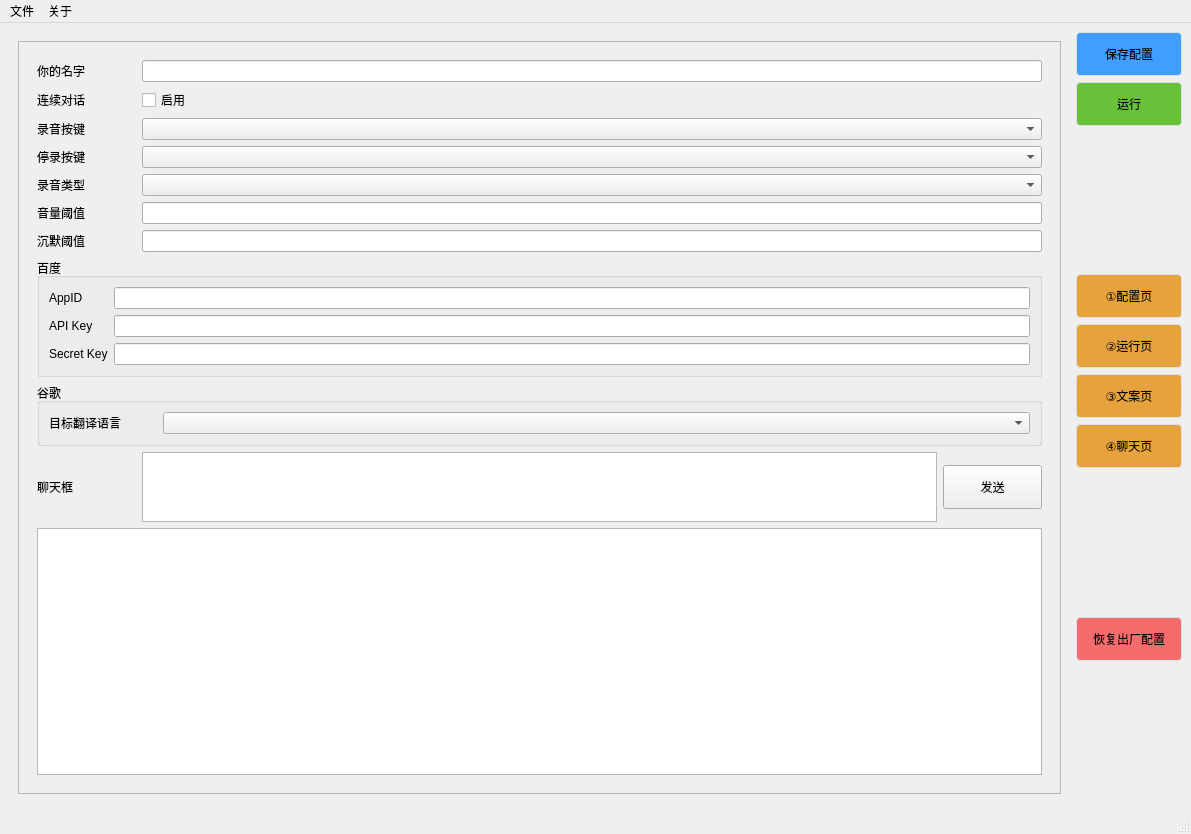
sandboxdream/AI-Vtuber, file ui/main.ui: the form before one commit.
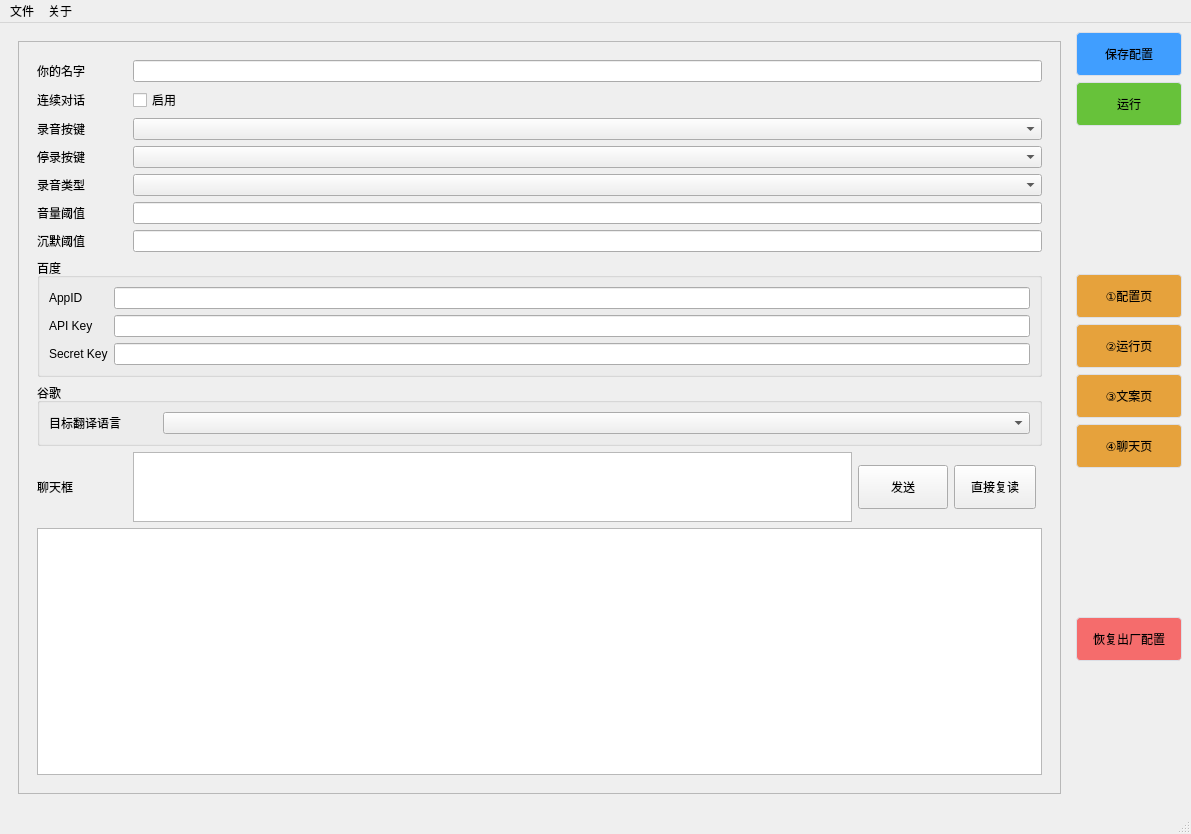
The form after the commit. The open tabs and pages were chosen to show the change.

Commit message: 聊天页 支持直接合成复读内容，适用于直播中有人值守时直接进行交流。

Patch:
```diff
--- a/ui/main.ui
+++ b/ui/main.ui
@@ -134,7 +134,7 @@
            <property name="geometry">
             <rect>
              <x>0</x>
-             <y>-6139</y>
+             <y>0</y>
              <width>980</width>
              <height>8234</height>
             </rect>
@@ -2852,34 +2852,16 @@
            <property name="geometry">
             <rect>
              <x>0</x>
-             <y>0</y>
-             <width>328</width>
+             <y>-182</y>
+             <width>963</width>
              <height>919</height>
             </rect>
            </property>
            <layout class="QVBoxLayout" name="verticalLayout_3">
             <item>
              <widget class="QWidget" name="widget_2" native="true">
-              <layout class="QGridLayout" name="gridLayout_40" rowstretch="1,1,1,1,1,1,1,1,1,1,5,0" columnstretch="1,8,1" rowminimumheight="1,1,1,1,1,1,1,1,1,1,1,0">
-               <item row="6" column="1" colspan="2">
-                <widget class="QLineEdit" name="lineEdit_talk_silence_threshold"/>
-               </item>
-               <item row="9" column="2">
-                <widget class="QPushButton" name="pushButton_talk_chat_box_send">
-                 <property name="cursor">
-                  <cursorShape>PointingHandCursor</cursorShape>
-                 </property>
-                 <property name="styleSheet">
-                  <string notr="true">text-align: center;
-padding: 12px 16px;
-font: 80 10pt &quot;微软雅黑&quot;;</string>
-                 </property>
-                 <property name="text">
-                  <string>发送</string>
-                 </property>
-                </widget>
-               </item>
-               <item row="8" column="0" colspan="3">
+              <layout class="QGridLayout" name="gridLayout_40" rowstretch="1,1,1,1,1,1,1,1,1,1,5,0" columnstretch="1,8,1,0,0,0,0" rowminimumheight="1,1,1,1,1,1,1,1,1,1,1,0">
+               <item row="8" column="0" colspan="5">
                 <widget class="QGroupBox" name="groupBox_talk_google">
                  <property name="title">
                   <string>谷歌</string>
@@ -2898,23 +2880,45 @@
                  </layout>
                 </widget>
                </item>
-               <item row="4" column="1" colspan="2">
-                <widget class="QComboBox" name="comboBox_talk_type"/>
+               <item row="4" column="0">
+                <widget class="QLabel" name="label_talk_type">
+                 <property name="text">
+                  <string>录音类型</string>
+                 </property>
+                </widget>
                </item>
-               <item row="5" column="1" colspan="2">
+               <item row="5" column="0">
+                <widget class="QLabel" name="label_talk_volume_threshold">
+                 <property name="text">
+                  <string>音量阈值</string>
+                 </property>
+                </widget>
+               </item>
+               <item row="0" column="0">
+                <widget class="QLabel" name="label_talk_username">
+                 <property name="text">
+                  <string>你的名字</string>
+                 </property>
+                </widget>
+               </item>
+               <item row="1" column="0">
+                <widget class="QLabel" name="label_talk_continuous_talk">
+                 <property name="text">
+                  <string>连续对话</string>
+                 </property>
+                </widget>
+               </item>
+               <item row="5" column="1" colspan="4">
                 <widget class="QLineEdit" name="lineEdit_talk_volume_threshold"/>
                </item>
-               <item row="0" column="1" colspan="2">
-                <widget class="QLineEdit" name="lineEdit_talk_username"/>
-               </item>
-               <item row="9" column="0">
-                <widget class="QLabel" name="label_talk_chat_box">
+               <item row="2" column="0">
+                <widget class="QLabel" name="label_talk_trigger_key">
                  <property name="text">
-                  <string>聊天框</string>
+                  <string>录音按键</string>
                  </property>
                 </widget>
                </item>
-               <item row="7" column="0" colspan="3">
+               <item row="7" column="0" colspan="5">
                 <widget class="QGroupBox" name="groupBox_talk_baidu">
                  <property name="title">
                   <string>百度</string>
@@ -2953,24 +2957,10 @@
                  </layout>
                 </widget>
                </item>
-               <item row="9" column="1">
-                <widget class="QTextEdit" name="textEdit_talk_chat_box"/>
+               <item row="4" column="1" colspan="4">
+                <widget class="QComboBox" name="comboBox_talk_type"/>
                </item>
-               <item row="4" column="0">
-                <widget class="QLabel" name="label_talk_type">
-                 <property name="text">
-                  <string>录音类型</string>
-                 </property>
-                </widget>
-               </item>
-               <item row="6" column="0">
-                <widget class="QLabel" name="label_talk_silence_threshold">
-                 <property name="text">
-                  <string>沉默阈值</string>
-                 </property>
-                </widget>
-               </item>
-               <item row="10" column="0" rowspan="2" colspan="3">
+               <item row="10" column="0" rowspan="2" colspan="5">
                 <widget class="QTextBrowser" name="textBrowser_talk_log">
                  <property name="styleSheet">
                   <string notr="true">font: 12pt &quot;仿宋&quot;;
@@ -2979,29 +2969,34 @@
                  </property>
                 </widget>
                </item>
-               <item row="2" column="1" colspan="2">
+               <item row="0" column="1" colspan="4">
+                <widget class="QLineEdit" name="lineEdit_talk_username"/>
+               </item>
+               <item row="9" column="1">
+                <widget class="QTextEdit" name="textEdit_talk_chat_box"/>
+               </item>
+               <item row="9" column="0">
+                <widget class="QLabel" name="label_talk_chat_box">
+                 <property name="text">
+                  <string>聊天框</string>
+                 </property>
+                </widget>
+               </item>
+               <item row="1" column="1" colspan="4">
+                <widget class="QCheckBox" name="checkBox_talk_continuous_talk">
+                 <property name="text">
+                  <string>启用</string>
+                 </property>
+                </widget>
+               </item>
+               <item row="3" column="1" colspan="4">
+                <widget class="QComboBox" name="comboBox_talk_stop_trigger_key"/>
+               </item>
+               <item row="2" column="1" colspan="4">
                 <widget class="QComboBox" name="comboBox_talk_trigger_key"/>
                </item>
-               <item row="0" column="0">
-                <widget class="QLabel" name="label_talk_username">
-                 <property name="text">
-                  <string>你的名字</string>
-                 </property>
-                </widget>
-               </item>
-               <item row="2" column="0">
-                <widget class="QLabel" name="label_talk_trigger_key">
-                 <property name="text">
-                  <string>录音按键</string>
-                 </property>
-                </widget>
-               </item>
-               <item row="5" column="0">
-                <widget class="QLabel" name="label_talk_volume_threshold">
-                 <property name="text">
-                  <string>音量阈值</string>
-                 </property>
-                </widget>
+               <item row="6" column="1" colspan="4">
+                <widget class="QLineEdit" name="lineEdit_talk_silence_threshold"/>
                </item>
                <item row="3" column="0">
                 <widget class="QLabel" name="label_talk_stop_trigger_key">
@@ -3010,20 +3005,37 @@
                  </property>
                 </widget>
                </item>
-               <item row="3" column="1" colspan="2">
-                <widget class="QComboBox" name="comboBox_talk_stop_trigger_key"/>
+               <item row="6" column="0">
+                <widget class="QLabel" name="label_talk_silence_threshold">
+                 <property name="text">
+                  <string>沉默阈值</string>
+                 </property>
+                </widget>
                </item>
-               <item row="1" column="0">
-                <widget class="QLabel" name="label_talk_continuous_talk">
+               <item row="9" column="3">
+                <widget class="QPushButton" name="pushButton_talk_chat_box_reread">
+                 <property name="cursor">
+                  <cursorShape>PointingHandCursor</cursorShape>
+                 </property>
+                 <property name="styleSheet">
+                  <string notr="true">text-align: center;
+padding: 12px 16px;
+font: 80 10pt &quot;微软雅黑&quot;;</string>
+                 </property>
                  <property name="text">
-                  <string>连续对话</string>
+                  <string>直接复读</string>
                  </property>
                 </widget>
                </item>
-               <item row="1" column="1" colspan="2">
-                <widget class="QCheckBox" name="checkBox_talk_continuous_talk">
+               <item row="9" column="2">
+                <widget class="QPushButton" name="pushButton_talk_chat_box_send">
+                 <property name="styleSheet">
+                  <string notr="true">text-align: center;
+padding: 12px 16px;
+font: 80 10pt &quot;微软雅黑&quot;;</string>
+                 </property>
                  <property name="text">
-                  <string>启用</string>
+                  <string>发送</string>
                  </property>
                 </widget>
                </item>
```
The commit also changes 4 other files.
